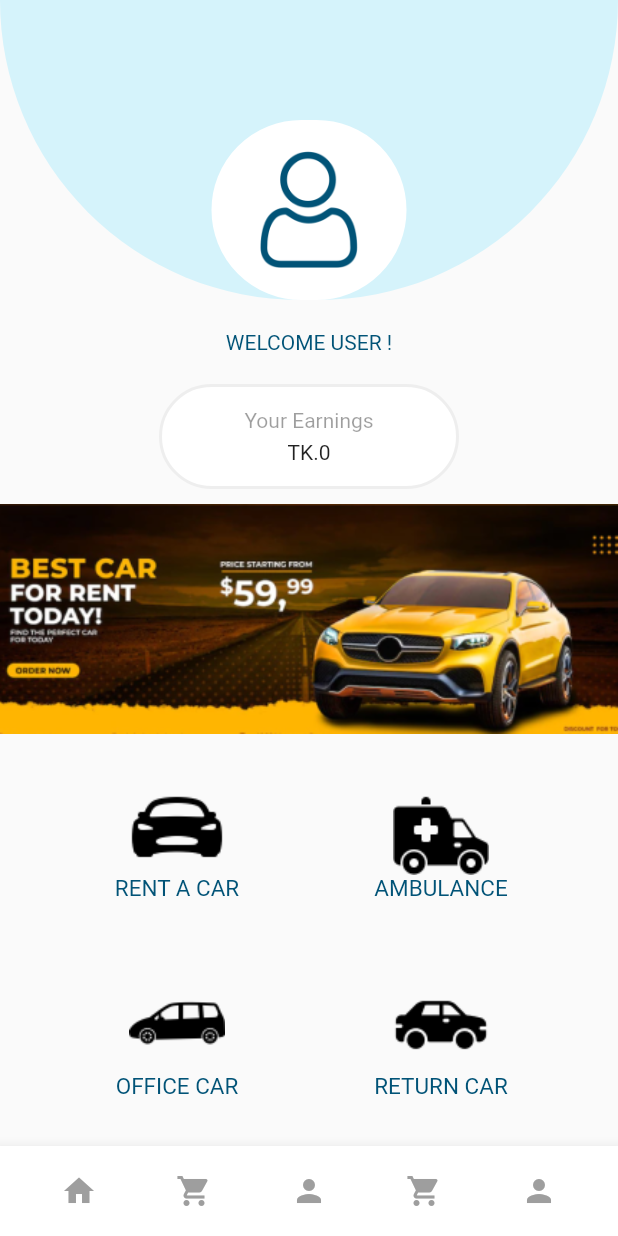
After one commit to muksiturrahman/asazaoa, a Flutter app: the Dashboard screen opened directly, on a phone screen of 412 x 824 dp. The commit adds this screen. Run offline on Flutter 3.47's test engine with Material 2 defaults, Android fonts, the phone set to English and light mode, and no system bars.

Commit message:
Dashboard

```diff
--- /dev/null
+++ b/lib/pages/Dashboard/Dashboard.dart
@@ -0,0 +1,177 @@
+import 'package:asazaoa/pages/Profile/Profile.dart';
+import 'package:asazaoa/widgets/custom_navbar.dart';
+import 'package:flutter/material.dart';
+class Dashboard extends StatefulWidget {
+  const Dashboard({Key? key}) : super(key: key);
+
+  @override
+  State<Dashboard> createState() => _DashboardState();
+}
+
+class _DashboardState extends State<Dashboard> {
+  @override
+  Widget build(BuildContext context) {
+    return Scaffold(
+      bottomNavigationBar: CustomNavbar(),
+      body: Column(
+        crossAxisAlignment: CrossAxisAlignment.center,
+        children: [
+          SafeArea(
+            child: Container(
+              height: 200,
+              width: double.infinity,
+              decoration: BoxDecoration(
+                color: Color(0xffd5f3fb),
+                borderRadius: BorderRadius.only(bottomLeft: Radius.circular(200),bottomRight: Radius.circular(200))
+              ),
+              child: Padding(
+                padding:  EdgeInsets.only(top: 80),
+                child: Center(
+                  child: Container(
+                    height: 130,
+                    width: 130,
+                    decoration: BoxDecoration(
+                      color: Colors.white,
+                      border: Border.all(width: 8,color: Colors.white),
+                      borderRadius: BorderRadius.circular(100),
+                    ),
+                    child: Image.asset('assets/images/Zxm 1 (2).png'),
+                  ),
+                ),
+              ),
+            ),
+          ),
+
+          Padding(
+            padding: EdgeInsets.all(20.0),
+            child: Text('WELCOME USER !',style: TextStyle(color: Color(0xff015377)),),
+          ),
+          Container(
+            height: 70,
+            width: 200,
+            decoration: BoxDecoration(
+              color: Colors.white,
+              border: Border.all(width: 2,color: Colors.grey.shade200),
+              borderRadius: BorderRadius.circular(100),
+            ),
+            child: Column(
+              mainAxisAlignment: MainAxisAlignment.center,
+              children: [
+                Text('Your Earnings',style: TextStyle(color: Colors.black38),),
+                SizedBox(height: 5,),
+                Text('TK.0'),
+              ],
+            ),
+          ),
+          SizedBox(height: 10,),
+          Image.asset('assets/images/Rectangle 3849.png'),
+          SizedBox(height: 20,),
+          Padding(
+            padding:  EdgeInsets.only(left: 30,right: 30,top: 10,bottom: 10),
+            child: Row(
+              children: [
+                Expanded(
+                    child: Column(
+                      children: [
+                        GestureDetector(
+                          child: Container(
+                            decoration: BoxDecoration(
+                              borderRadius: BorderRadius.circular(100),
+                            ),
+                            child: Image.asset('assets/images/car 1.png'),
+                          ),
+                          onTap: () {
+                            showDialog(context: context, builder: (context){
+                              return AlertDialog(
+                                shape: const RoundedRectangleBorder(
+                                    borderRadius: BorderRadius.all(Radius.circular(15))
+                                ),
+                                title: Column(
+                                  children: [
+                                    SizedBox(height: 20,),
+                                    Text('Profile Not Updated',style: TextStyle(fontWeight: FontWeight.bold,color: Color(0xff015377)),),
+                                    SizedBox(height: 20,),
+                                    Text('Your Personal Profile in incomplete. You have to update your personal profile before using the app. This is important for your safe Travel, thank you.',style: TextStyle(fontSize: 15,color: Colors.grey),),
+                                    SizedBox(height: 30,),
+                                    TextButton(onPressed: (){
+                                    Navigator.push(context, MaterialPageRoute(builder: ((context) => const Profile())),);
+                                    }, child: Container(
+                                      height: 50,
+                                      width: 100,
+                                      decoration: BoxDecoration(
+                                        border: Border.all(width: 4,color: Colors.grey.shade100),
+                                        borderRadius: BorderRadius.circular(100),
+                                      ),
+                                      child: Center(child: Text('Update',style: TextStyle(color: Colors.grey),)),
+                                    )),
+                                    SizedBox(height: 30,),
+                                  ],
+                                ),
+                              );
+                            });
+                          },
+                        ),
+                        const Text('RENT A CAR',style: TextStyle(fontSize: 15,color: Color(0xff015377)),),
+                      ],
+                    )),
+                Expanded(
+                    child: Column(
+                      children: [
+                        GestureDetector(
+                          child: Container(
+                            decoration: BoxDecoration(
+                              borderRadius: BorderRadius.circular(100),
+                            ),
+                            child: Image.asset('assets/images/ambulance 1.png'),
+                          ),
+                          onTap: () {},
+                        ),
+                        const Text('AMBULANCE',style: TextStyle(fontSize: 15,color: Color(0xff015377),),),
+                      ],
+                    )),
+              ],
+            ),
+          ),
+          SizedBox(height: 30,),
+          Padding(
+            padding: const EdgeInsets.only(left: 30,right: 30,top: 10,bottom: 10),
+            child: Row(
+              children: [
+                Expanded(
+                    child: Column(
+                      children: [
+                        GestureDetector(
+                          child: Container(
+                            decoration: BoxDecoration(
+                              borderRadius: BorderRadius.circular(100),
+                            ),
+                            child: Image.asset('assets/images/car 3.png'),
+                          ),
+                          onTap: () {},
+                        ),
+                        const Text('OFFICE CAR',style: TextStyle(fontSize: 15,color: Color(0xff015377)),),
+                      ],
+                    )),
+                Expanded(
+                    child: Column(
+                      children: [
+                        GestureDetector(
+                          child: Container(
+                            decoration: BoxDecoration(
+                              borderRadius: BorderRadius.circular(100),
+                            ),
+                            child: Image.asset('assets/images/car 2.png'),
+                          ),
+                          onTap: () {},
+                        ),
+                        const Text('RETURN CAR',style: TextStyle(fontSize: 15,color: Color(0xff015377),),),
+                      ],
+                    )),
+              ],
+            ),
+          ),
+        ],
+      ),
+    );
+  }
+}
--- /dev/null
+++ b/lib/widgets/custom_navbar.dart
@@ -0,0 +1,36 @@
+import 'package:flutter/material.dart';
+
+class CustomNavbar extends StatelessWidget {
+  const CustomNavbar({
+    Key? key,
+  }) : super(key: key);
+
+  @override
+  Widget build(BuildContext context) {
+    return BottomAppBar(
+      color: Colors.white,
+      child: Container(
+        height: 60,
+        child: Row(
+          mainAxisAlignment: MainAxisAlignment.spaceEvenly,
+          children: [
+          IconButton(onPressed: (){
+            Navigator.pushNamed(context, '/');
+          }, icon: Icon(Icons.home,color: Colors.grey,)),
+          IconButton(onPressed: (){
+            Navigator.pushNamed(context, '/');
+          }, icon: Icon(Icons.shopping_cart,color: Colors.grey,)),
+          IconButton(onPressed: (){
+            Navigator.pushNamed(context, '/');
+          }, icon: Icon(Icons.person,color: Colors.grey,)),
+            IconButton(onPressed: (){
+              Navigator.pushNamed(context, '/');
+            }, icon: Icon(Icons.shopping_cart,color: Colors.grey,)),
+            IconButton(onPressed: (){
+              Navigator.pushNamed(context, '/');
+            }, icon: Icon(Icons.person,color: Colors.grey,)),
+        ]),
+      ),
+    );
+  }
+}
--- /dev/null
+++ b/lib/widgets/widgets.dart
@@ -0,0 +1,2 @@
+export 'custom_appbar.dart';
+export 'custom_navbar.dart';
--- a/pubspec.yaml
+++ b/pubspec.yaml
@@ -64,6 +64,12 @@ flutter:
      - assets/images/sdhgsrrhrs 1.png
      - assets/images/Zxm 1.png
      - assets/images/Zxm 1 (1).png
+     - assets/images/Zxm 1 (2).png
+     - assets/images/Rectangle 3849.png
+     - assets/images/car 1.png
+     - assets/images/ambulance 1.png
+     - assets/images/car 3.png
+     - assets/images/car 2.png
 
   # An image asset can refer to one or more resolution-specific "variants", see
   # https://flutter.dev/assets-and-images/#resolution-aware
```
Also changed, not shown: lib/Login/LoginScreen.dart (+31 -10 lines), lib/WelcomeScreen/WecomeScreen.dart (+14 -17 lines), lib/pages/Profile/Profile.dart (added, +303 -0 lines), lib/widgets/custom_appbar.dart (added, +33 -0 lines), assets/images/Rectangle 3849.png (added), assets/images/Zxm 1 (2).png (added), assets/images/ambulance 1.png (added), assets/images/car 1.png (added), assets/images/car 2.png (added), assets/images/car 3.png (added).
